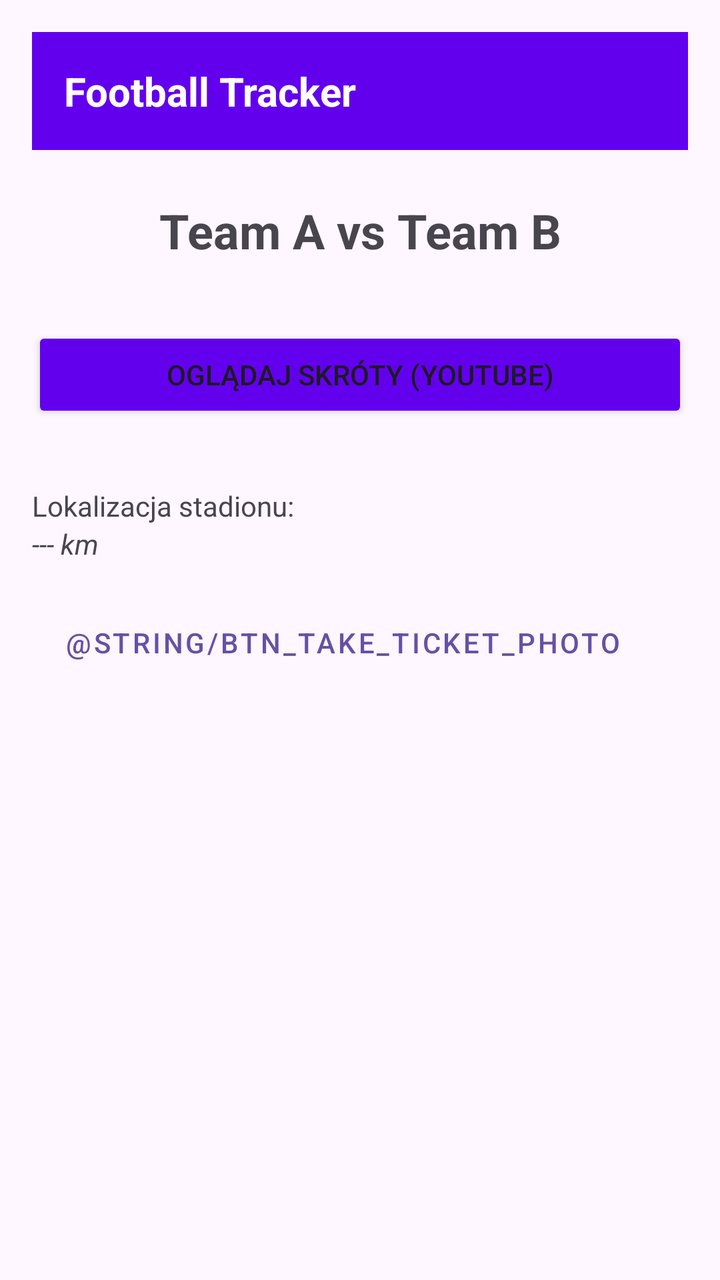
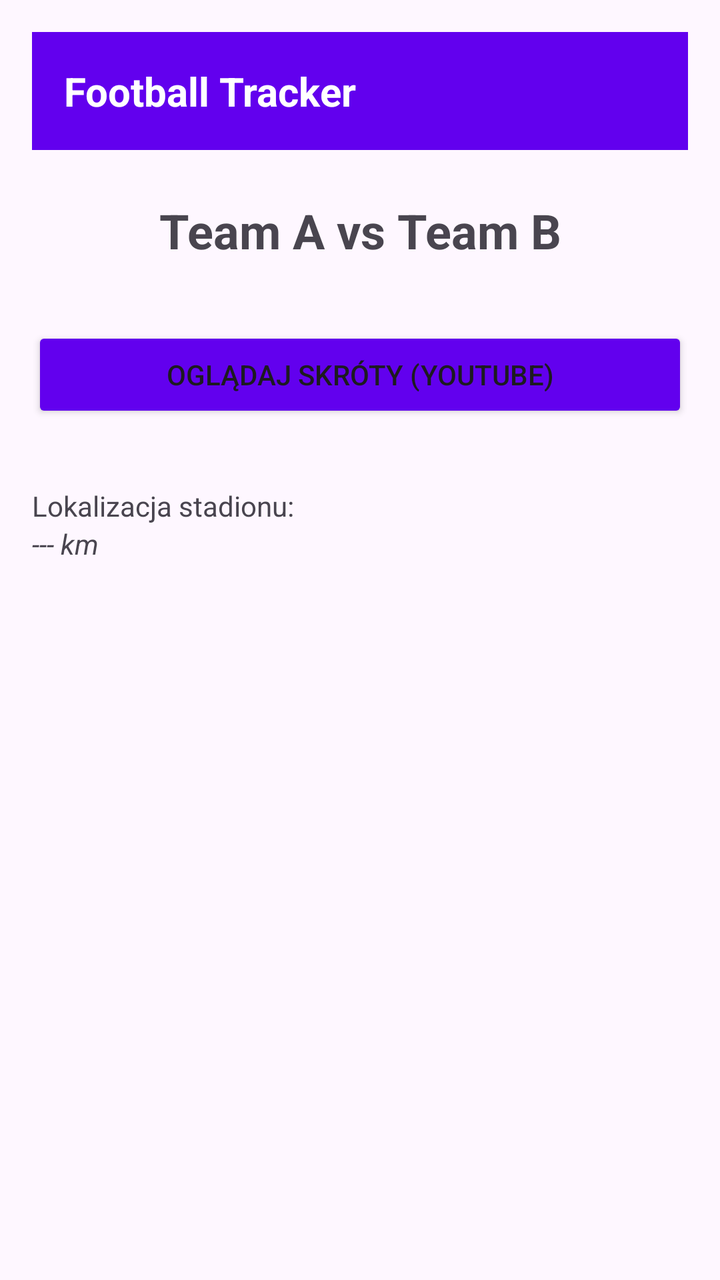

Compare the two renders of this Android layout. The source of the first and the diff that turns it into the second are given below.
<!-- AndroidManifest.xml: application theme Theme.FootballTracker -->
<!-- res/layout/fragment_match_details.xml -->
<?xml version="1.0" encoding="utf-8"?>
<androidx.constraintlayout.widget.ConstraintLayout
    xmlns:android="http://schemas.android.com/apk/res/android"
    xmlns:app="http://schemas.android.com/apk/res-auto"
    android:layout_width="match_parent"
    android:layout_height="match_parent"
    android:padding="16dp">

    <include
        android:id="@+id/detail_header"
        layout="@layout/header_league"
        android:layout_width="0dp"
        android:layout_height="wrap_content"
        app:layout_constraintTop_toTopOf="parent"
        app:layout_constraintLeft_toLeftOf="parent"
        app:layout_constraintRight_toRightOf="parent" />

    <TextView
        android:id="@+id/text_teams_detail"
        android:layout_width="wrap_content"
        android:layout_height="wrap_content"
        android:textSize="24sp"
        android:textStyle="bold"
        android:layout_marginTop="24dp"
        app:layout_constraintTop_toBottomOf="@id/detail_header"
        app:layout_constraintLeft_toLeftOf="parent"
        app:layout_constraintRight_toRightOf="parent"
        android:text="Team A vs Team B" />

    <Button
        android:id="@+id/btn_youtube"
        android:layout_width="0dp"
        android:layout_height="wrap_content"
        android:layout_marginTop="32dp"
        android:text="@string/btn_watch_highlights"
        android:backgroundTint="@color/purple_500"
        app:layout_constraintTop_toBottomOf="@id/text_teams_detail"
        app:layout_constraintLeft_toLeftOf="parent"
        app:layout_constraintRight_toRightOf="parent" />

    <TextView
        android:id="@+id/text_location_label"
        android:layout_width="wrap_content"
        android:layout_height="wrap_content"
        android:layout_marginTop="32dp"
        android:text="@string/location_stadium"
        app:layout_constraintTop_toBottomOf="@id/btn_youtube"
        app:layout_constraintLeft_toLeftOf="parent" />

    <TextView
        android:id="@+id/text_distance"
        android:layout_width="wrap_content"
        android:layout_height="wrap_content"
        android:text="--- km"
        android:textStyle="italic"
        app:layout_constraintTop_toBottomOf="@id/text_location_label"
        app:layout_constraintLeft_toLeftOf="parent" />

    <Button
        android:id="@+id/btn_camera"
        style="@style/Widget.MaterialComponents.Button.OutlinedButton"
        android:layout_width="wrap_content"
        android:layout_height="wrap_content"
        android:layout_marginTop="16dp"
        android:text="@string/btn_take_ticket_photo"
        app:layout_constraintTop_toBottomOf="@id/text_distance"
        app:layout_constraintLeft_toLeftOf="parent" />

</androidx.constraintlayout.widget.ConstraintLayout>
<!-- res/layout/header_league.xml (included above) -->
<?xml version="1.0" encoding="utf-8"?>
<LinearLayout xmlns:android="http://schemas.android.com/apk/res/android"
    android:layout_width="match_parent"
    android:layout_height="wrap_content"
    android:padding="16dp"
    android:background="@color/purple_500"
    android:orientation="vertical">

    <TextView
        android:id="@+id/leagueHeaderTitle"
        android:layout_width="wrap_content"
        android:layout_height="wrap_content"
        android:text="@string/app_name"
        android:textColor="@android:color/white"
        android:textSize="20sp"
        android:textStyle="bold" />
</LinearLayout>
<!-- resources referenced by this layout -->
<resources>
  <color name="purple_500">#FF6200EE</color>
  <string name="app_name">Football Tracker</string>
  <string name="btn_take_ticket_photo">Take ticket photo</string>
  <string name="btn_watch_highlights">Oglądaj skróty (YouTube)</string>
  <string name="location_stadium">Lokalizacja stadionu:</string>
  <style name="Theme.FootballTracker" parent="Base.Theme.FootballTracker" />
  <style name="Base.Theme.FootballTracker" parent="Theme.Material3.DayNight.NoActionBar">
          
          
      </style>
</resources>

<!-- the commit's change to res/layout/fragment_match_details.xml (unified diff, before → after) -->
@@ -56,16 +56,6 @@
         app:layout_constraintTop_toBottomOf="@id/text_location_label"
         app:layout_constraintLeft_toLeftOf="parent" />
 
-    <Button
-        android:id="@+id/btn_camera"
-        style="@style/Widget.MaterialComponents.Button.OutlinedButton"
-        android:layout_width="wrap_content"
-        android:layout_height="wrap_content"
-        android:layout_marginTop="16dp"
-        android:text="@string/btn_take_ticket_photo"
-        app:layout_constraintTop_toBottomOf="@id/text_distance"
-        app:layout_constraintLeft_toLeftOf="parent" />
-
 </androidx.constraintlayout.widget.ConstraintLayout>
 <!-- res/layout/header_league.xml (included above) -->
 <?xml version="1.0" encoding="utf-8"?>
<!-- resource entries referenced after the edit -->
@@ -2,7 +2,6 @@
 <resources>
   <color name="purple_500">#FF6200EE</color>
   <string name="app_name">Football Tracker</string>
-  <string name="btn_take_ticket_photo">Take ticket photo</string>
   <string name="btn_watch_highlights">Oglądaj skróty (YouTube)</string>
   <string name="location_stadium">Lokalizacja stadionu:</string>
   <style name="Theme.FootballTracker" parent="Base.Theme.FootballTracker" />
